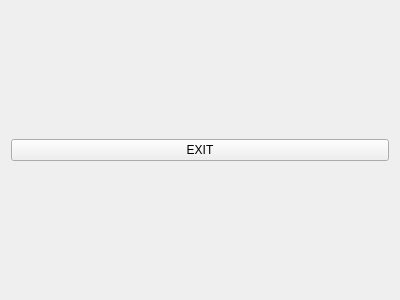
The window that src/mainwindow.ui (MrFrangipane/frangitron-raspberry) describes before a commit, drawn with Qt 5.
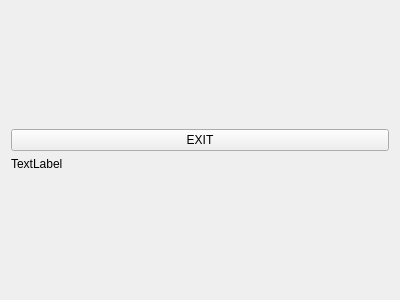
The same window after the commit.

Commit message: begin buffer as arg

What changed in the file:
```diff
--- a/src/mainwindow.ui
+++ b/src/mainwindow.ui
@@ -14,13 +14,46 @@
    <string>MainWindow</string>
   </property>
   <layout class="QGridLayout" name="gridLayout">
-   <item row="0" column="0">
+   <item row="2" column="0">
+    <widget class="QLabel" name="label">
+     <property name="text">
+      <string>TextLabel</string>
+     </property>
+    </widget>
+   </item>
+   <item row="1" column="0">
     <widget class="QPushButton" name="exit">
      <property name="text">
       <string>EXIT</string>
      </property>
     </widget>
    </item>
+   <item row="0" column="0">
+    <spacer name="verticalSpacer">
+     <property name="orientation">
+      <enum>Qt::Vertical</enum>
+     </property>
+     <property name="sizeHint" stdset="0">
+      <size>
+       <width>20</width>
+       <height>40</height>
+      </size>
+     </property>
+    </spacer>
+   </item>
+   <item row="3" column="0">
+    <spacer name="verticalSpacer_2">
+     <property name="orientation">
+      <enum>Qt::Vertical</enum>
+     </property>
+     <property name="sizeHint" stdset="0">
+      <size>
+       <width>20</width>
+       <height>40</height>
+      </size>
+     </property>
+    </spacer>
+   </item>
   </layout>
  </widget>
  <layoutdefault spacing="6" margin="11"/>
```
The commit also changes 2 other files.
